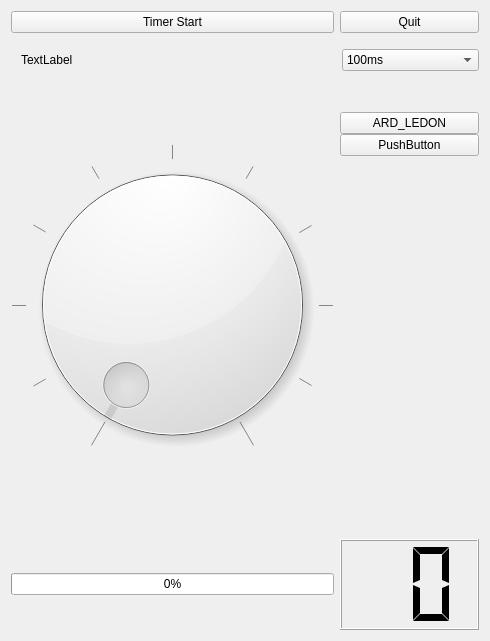
Before: the Qt Designer form DialClient/dialcient.ui in pdh736/iotemb, drawn with Qt 5.
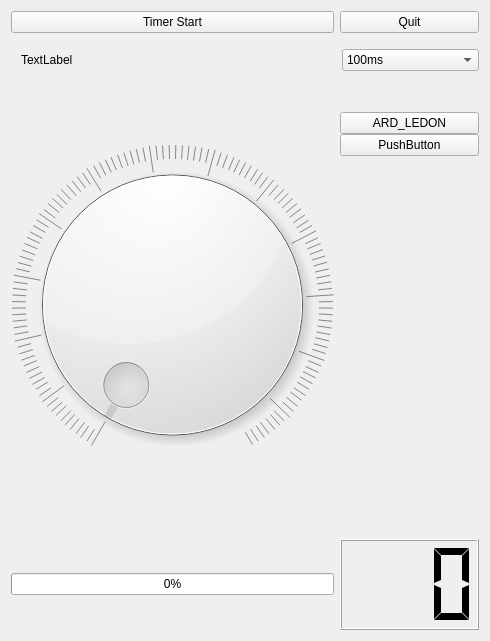
After: the same form once the commit is applied.

Diff of the .ui file:
```diff
--- a/DialClient/dialcient.ui
+++ b/DialClient/dialcient.ui
@@ -121,7 +121,7 @@
          <item>
           <widget class="QDial" name="pDial">
            <property name="maximum">
-            <number>10</number>
+            <number>127</number>
            </property>
            <property name="singleStep">
             <number>1</number>
@@ -190,7 +190,7 @@
        <item>
         <widget class="QLCDNumber" name="pLcdNumber">
          <property name="digitCount">
-          <number>2</number>
+          <number>3</number>
          </property>
          <property name="segmentStyle">
           <enum>QLCDNumber::Flat</enum>
```
Left out of the diff: 3 changed lines with no effect on the pictures.
